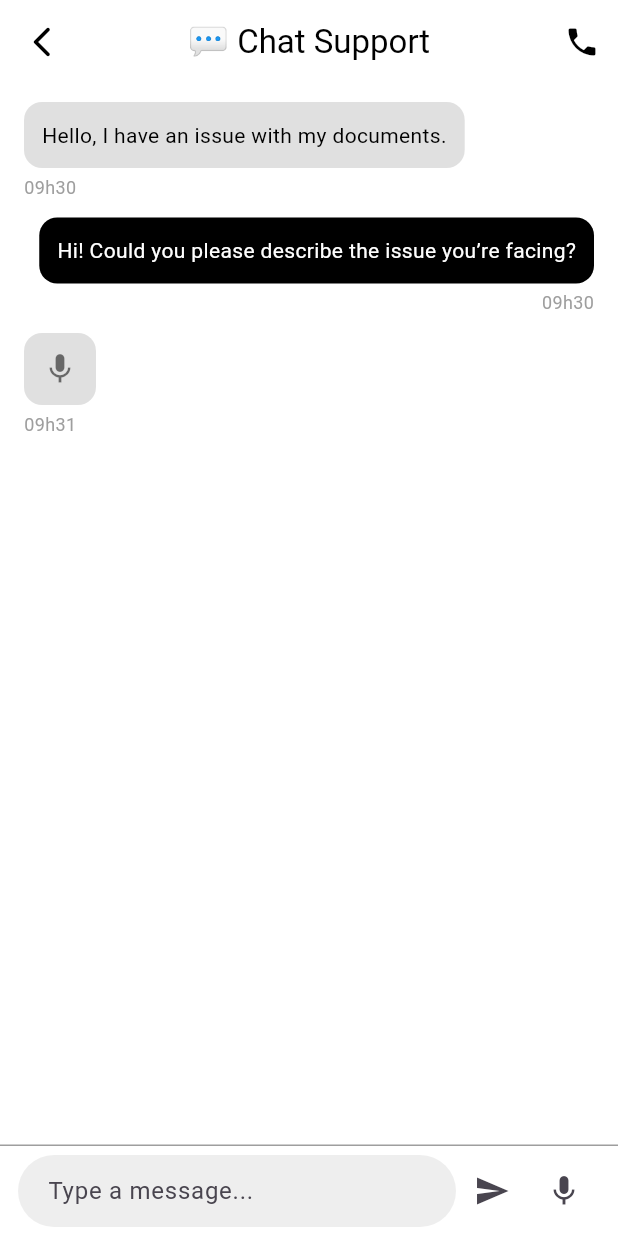
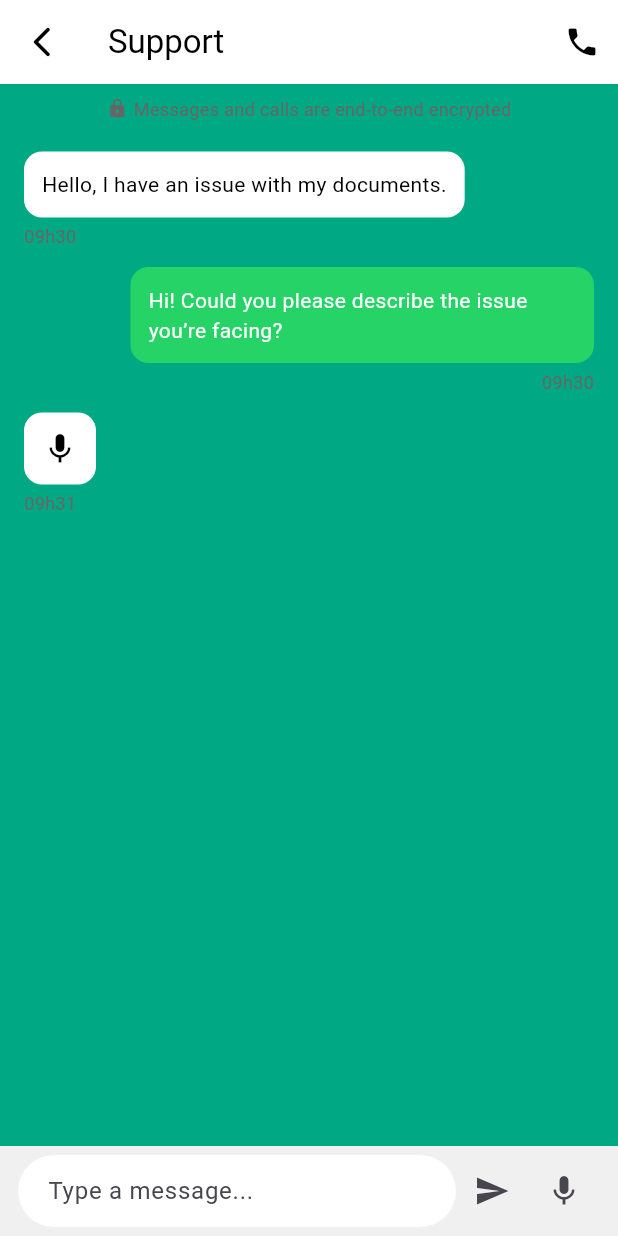
Before and after one commit to babaissandiaye20/BMV-SAVAGE-FLUTTER-, a Flutter app: the ChatView screen opened by its route, on a phone screen of 412 x 824 dp. Run offline on Flutter 3.47's test engine with Material 3 defaults, Android fonts, the light colour scheme and no system bars; our stand-ins replace camera, diacritic, firebase_auth, firebase_core, flutter_secure_storage, get and 2 more; missing offline and left inert: flutter_stripe, google_mlkit_object_detection; accounts and stored records are empty.

Commit message:
first commit

```diff
--- a/lib/app/config/config.dart
+++ b/lib/app/config/config.dart
@@ -15,7 +15,7 @@ class Config {
   static const String uploadEndpoint = "/upload";
   static const String appointmentEndpoint = "/appointments";
   // openai api key
-  static const String openRouterApiKey = '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';
+  static const String openRouterApiKey = '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';
 
   // Example API key
   static const String apiKey = "votre_clé_api_ici";
--- a/lib/app/modules/chat/views/chat_view.dart
+++ b/lib/app/modules/chat/views/chat_view.dart
@@ -1,6 +1,8 @@
 import 'package:flutter/material.dart';
 import 'package:get/get.dart';
+import '../../../theme/app_theme.dart';
 import '../controllers/chat_controller.dart';
+ // Import your AppTheme
 
 class ChatView extends GetView<ChatController> {
   const ChatView({super.key});
@@ -9,13 +11,15 @@ class ChatView extends GetView<ChatController> {
   Widget build(BuildContext context) {
     final TextEditingController textController = TextEditingController();
 
-    return Scaffold(
-      backgroundColor: Colors.white,
+    return Theme(
+      data: AppTheme.lightTheme,
+      child: Scaffold(
+        backgroundColor: AppColors.chatBackground, // Teal background
         appBar: AppBar(
-        title: const Text('💬 Chat Support'),
-        centerTitle: true,
-        backgroundColor: Colors.white,
-        foregroundColor: Colors.black,
+          title: const Text('Support'),
+          centerTitle: false,
+          backgroundColor: AppColors.white,
+          foregroundColor: AppColors.text,
           elevation: 0,
           leading: IconButton(
             icon: const Icon(Icons.arrow_back_ios_new_rounded),
@@ -25,15 +29,40 @@ class ChatView extends GetView<ChatController> {
           actions: [
             IconButton(
               icon: const Icon(Icons.phone),
-            onPressed: () => Get.snackbar("📞 Support", "Calling support... (soon 😉)",
+              onPressed: () => Get.snackbar(
+                "📞 Support",
+                "Calling support... (soon 😉)",
                 snackPosition: SnackPosition.TOP,
-                backgroundColor: Colors.black,
-                colorText: Colors.white),
-          )
+                backgroundColor: AppColors.secondary,
+                colorText: AppColors.white,
+              ),
+            ),
           ],
         ),
         body: Column(
           children: [
+            // Display "Messages and calls are end-to-end encrypted" banner
+            Padding(
+              padding: const EdgeInsets.symmetric(vertical: 8.0),
+              child: Row(
+                mainAxisAlignment: MainAxisAlignment.center,
+                children: [
+                  const Icon(
+                    Icons.lock,
+                    size: 14,
+                    color: AppColors.timestampText,
+                  ),
+                  const SizedBox(width: 4),
+                  Text(
+                    'Messages and calls are end-to-end encrypted',
+                    style: TextStyle(
+                      fontSize: 12,
+                      color: AppColors.timestampText,
+                    ),
+                  ),
+                ],
+              ),
+            ),
             Expanded(
               child: Obx(() => ListView.builder(
                 padding: const EdgeInsets.symmetric(horizontal: 16, vertical: 8),
@@ -48,28 +77,34 @@ class ChatView extends GetView<ChatController> {
                           : CrossAxisAlignment.start,
                       children: [
                         Container(
+                          constraints: BoxConstraints(
+                            maxWidth: MediaQuery.of(context).size.width * 0.75, // Limit bubble width
+                          ),
                           margin: const EdgeInsets.symmetric(vertical: 4),
                           padding: const EdgeInsets.all(12),
                           decoration: BoxDecoration(
                             color: msg.audio
-                              ? Colors.grey[300]
+                                ? AppColors.otherMessageBubble // White for audio
                                 : msg.fromUser
-                              ? Colors.black
-                              : Colors.grey[300],
+                                ? AppColors.userMessageBubble // Green for user
+                                : AppColors.otherMessageBubble, // White for others
                             borderRadius: BorderRadius.circular(12),
                           ),
                           child: msg.audio
-                            ? const Icon(Icons.mic, color: Colors.black54)
+                              ? const Icon(Icons.mic, color: AppColors.text)
                               : Text(
                             msg.text ?? '',
                             style: TextStyle(
-                            color: msg.fromUser ? Colors.white : Colors.black,
+                              color: msg.fromUser ? AppColors.white : AppColors.text,
                             ),
                           ),
                         ),
                         Text(
                           msg.time,
-                        style: const TextStyle(fontSize: 12, color: Colors.grey),
+                          style: TextStyle(
+                            fontSize: 12,
+                            color: AppColors.timestampText,
+                          ),
                         ),
                         const SizedBox(height: 8),
                       ],
@@ -81,6 +116,7 @@ class ChatView extends GetView<ChatController> {
             _buildInputBar(textController),
           ],
         ),
+      ),
     );
   }
 
@@ -88,9 +124,7 @@ class ChatView extends GetView<ChatController> {
     return SafeArea(
       child: Container(
         padding: const EdgeInsets.symmetric(horizontal: 12, vertical: 6),
-        decoration: const BoxDecoration(
-          border: Border(top: BorderSide(color: Colors.grey)),
-        ),
+        color: AppColors.inputBarBackground, // Light gray input bar
         child: Row(
           children: [
             Expanded(
@@ -103,7 +137,7 @@ class ChatView extends GetView<ChatController> {
                     borderRadius: BorderRadius.circular(24),
                     borderSide: BorderSide.none,
                   ),
-                  fillColor: Colors.grey[200],
+                  fillColor: AppColors.white, // White text field
                   filled: true,
                 ),
               ),
--- a/lib/app/modules/payment/views/confirm_payment_view.dart
+++ b/lib/app/modules/payment/views/confirm_payment_view.dart
@@ -55,7 +55,7 @@ class ConfirmPaymentView extends StatelessWidget {
             CustomButton(
               text: "Pay with ${controller.selectedPaymentMode.value?.name ?? '...'}",
               backgroundColor: Colors.red,
-              onTap: () => controller.initiateStripePayment(),
+              onTap: () => controller.payWithStripeIntent(),
               textColor: Colors.white,
             ),
           ],
--- a/lib/app/modules/profile/views/profile_view.dart
+++ b/lib/app/modules/profile/views/profile_view.dart
@@ -54,7 +54,6 @@ class ProfilePage extends StatelessWidget {
             _buildMenuItem(Icons.history, 'About', onTap: () {
               Get.toNamed(Routes.ABOUT);
             }),
-
             _buildMenuItem(Icons.help_outline, 'Help', onTap: () {}),
             _buildMenuItem(Icons.info_outline, 'Log out', onTap: () {
               showDialog(
@@ -62,6 +61,7 @@ class ProfilePage extends StatelessWidget {
                 builder: (_) => CustomConfirmationModal(
                   title: "Log out?",
                   description: "You are about to log out of your account.\nDo you want to continue?",
+                  imageAssetPath: 'assets/images/logout-icon.png', // Ajout de l'icône
                   onCancel: () => Get.back(),
                   onConfirm: () async {
                     Get.back(); // Ferme le dialog
--- a/lib/app/theme/app_theme.dart
+++ b/lib/app/theme/app_theme.dart
@@ -10,8 +10,17 @@ class AppColors {
   static const Color inputHint = Color(0xFFB0B0B0);        // Hint grisé
   static const Color borderColor = Color(0xFF000000);      // Bordure noire
   static const Color text = Color(0xFF000000);
-  static const Color googleBorder = Color(0xFFDDDDDD);     // Bordure bouton Google
+  static const Color googleBorder = Color(0xFFDDDDDD);
+  static const Color chatBackground = Color(0xFF00A884);   // Teal background (adjusted to match screenshot)
+  static const Color userMessageBubble = Color(0xFF25D366); // WhatsApp green for user messages
+  static const Color otherMessageBubble = Color(0xFFFFFFFF); // White for other messages
+  static const Color timestampText = Color(0xFF666666);     // Gray for timestamps
+  static const Color inputBarBackground = Color(0xFFF0F0F0); // Light gray for inpu
 }
+
+
+
+  // Bordure bouton Google
 
 class AppTheme {
   static final lightTheme = ThemeData(
--- a/lib/app/widgets/payment_success_view.dart
+++ b/lib/app/widgets/payment_success_view.dart
@@ -1,7 +1,7 @@
 import 'package:flutter/material.dart';
 import 'package:get/get.dart';
 
-import '../../routes/app_pages.dart';
+import '../routes/app_pages.dart';
 
 
 class PaymentSuccessView extends StatelessWidget {
--- a/pubspec.yaml
+++ b/pubspec.yaml
@@ -45,3 +45,4 @@ flutter:
     - assets/images/chat.png
     - assets/images/person-sharp.png
     - assets/images/logo-payement.png
+    - assets/images/logout-icon.png
```
Also changed, not shown: lib/app/models/payment_intent_response.dart (+11 -0 lines), lib/app/modules/home/views/home_view.dart (+24 -6 lines), lib/app/modules/payment/controllers/payment_controller.dart (+74 -0 lines), lib/app/services/payment_service.dart (+13 -0 lines), lib/app/widgets/custom_confirmation_modal.dart (+55 -33 lines), assets/images/landing.png, assets/images/logout-icon.png (added), lib/main.dart (line endings or trailing spaces). Lines whose indentation alone changed are shown as unchanged.
